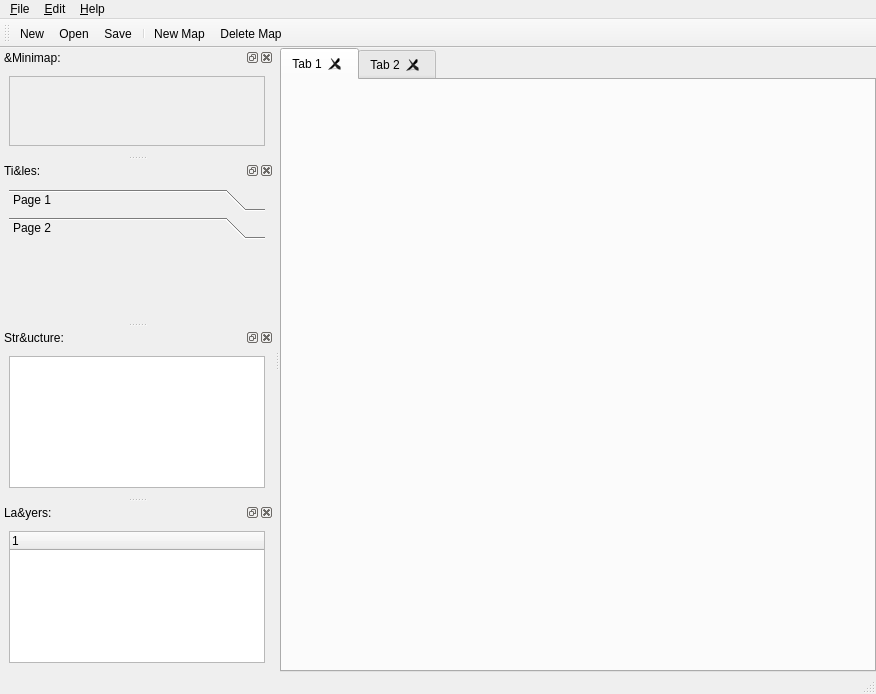
Before: the Qt Designer form bin/view/mainwindow.ui in dyle/rpgmapper, drawn with Qt 5.
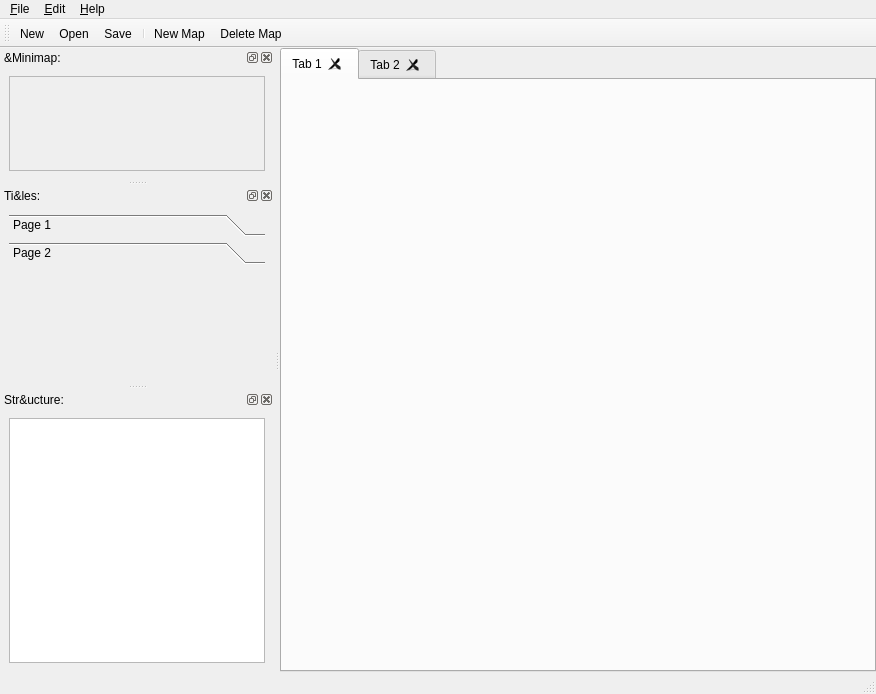
After: the same form once the commit is applied. Icons and pictures are not drawn. Custom widgets are drawn as their Qt base class.

Commit message: adds layers to maps

Diff of the .ui file:
```diff
--- a/bin/view/mainwindow.ui
+++ b/bin/view/mainwindow.ui
@@ -138,8 +138,8 @@
          <rect>
           <x>0</x>
           <y>0</y>
-          <width>160</width>
-          <height>82</height>
+          <width>252</width>
+          <height>124</height>
          </rect>
         </property>
        </widget>
@@ -180,8 +180,8 @@
          <rect>
           <x>0</x>
           <y>0</y>
-          <width>164</width>
-          <height>82</height>
+          <width>256</width>
+          <height>142</height>
          </rect>
         </property>
         <attribute name="label">
@@ -244,27 +244,6 @@
     </layout>
    </widget>
   </widget>
-  <widget class="QDockWidget" name="dwMapLayers">
-   <property name="windowTitle">
-    <string>La&amp;yers:</string>
-   </property>
-   <attribute name="dockWidgetArea">
-    <number>1</number>
-   </attribute>
-   <widget class="QWidget" name="dwMapLayersContents">
-    <layout class="QVBoxLayout" name="verticalLayout">
-     <item>
-      <widget class="QTreeWidget" name="twMapLayers">
-       <column>
-        <property name="text">
-         <string notr="true">1</string>
-        </property>
-       </column>
-      </widget>
-     </item>
-    </layout>
-   </widget>
-  </widget>
   <action name="acNew">
    <property name="icon">
     <iconset resource="rpgmapper.qrc">
```
Left out of the diff: 4 changed lines with no effect on the pictures. The commit also changes 10 other files.
